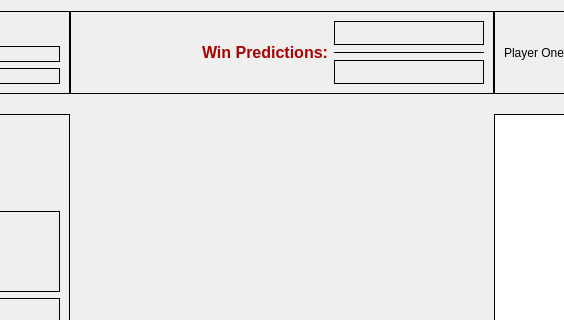
dartbois/DartsTheEndIsNighest, file audienceview.ui: the form before one commit; both pictures show x 367 to 931 and y 0 to 320 of the 1384 by 834 pixel window.
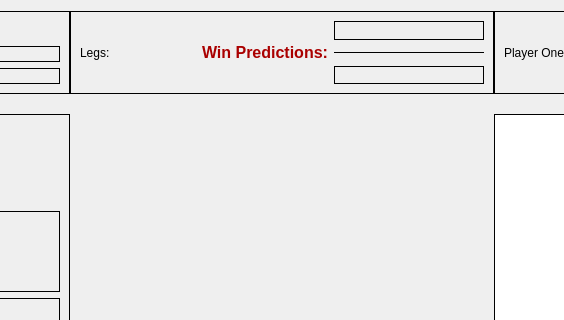
The form after the commit. Icons and pictures are not drawn. Custom widgets are drawn as their Qt base class.

Diff of the .ui file:
```diff
--- a/audienceview.ui
+++ b/audienceview.ui
@@ -64,45 +64,7 @@
       <enum>QFrame::Plain</enum>
      </property>
      <layout class="QGridLayout" name="gridLayout_3">
-      <item row="0" column="1">
-       <widget class="QLabel" name="PlayerOnePredictions">
-        <property name="minimumSize">
-         <size>
-          <width>150</width>
-          <height>0</height>
-         </size>
-        </property>
-        <property name="maximumSize">
-         <size>
-          <width>150</width>
-          <height>50</height>
-         </size>
-        </property>
-        <property name="frameShape">
-         <enum>QFrame::Box</enum>
-        </property>
-        <property name="text">
-         <string/>
-        </property>
-       </widget>
-      </item>
-      <item row="2" column="1">
-       <widget class="QLabel" name="PlayerTwoPredictions">
-        <property name="maximumSize">
-         <size>
-          <width>150</width>
-          <height>50</height>
-         </size>
-        </property>
-        <property name="frameShape">
-         <enum>QFrame::Box</enum>
-        </property>
-        <property name="text">
-         <string/>
-        </property>
-       </widget>
-      </item>
-      <item row="1" column="1">
+      <item row="1" column="3">
        <widget class="Line" name="line_5">
         <property name="maximumSize">
          <size>
@@ -121,7 +83,7 @@
         </property>
        </widget>
       </item>
-      <item row="0" column="0" rowspan="3" alignment="Qt::AlignRight">
+      <item row="0" column="2" rowspan="3" alignment="Qt::AlignRight">
        <widget class="QLabel" name="label">
         <property name="maximumSize">
          <size>
@@ -134,6 +96,58 @@
         </property>
        </widget>
       </item>
+      <item row="0" column="3">
+       <widget class="QLabel" name="PlayerOnePredictions">
+        <property name="minimumSize">
+         <size>
+          <width>150</width>
+          <height>0</height>
+         </size>
+        </property>
+        <property name="maximumSize">
+         <size>
+          <width>150</width>
+          <height>50</height>
+         </size>
+        </property>
+        <property name="frameShape">
+         <enum>QFrame::Box</enum>
+        </property>
+        <property name="text">
+         <string/>
+        </property>
+       </widget>
+      </item>
+      <item row="1" column="1">
+       <widget class="QLabel" name="label_3">
+        <property name="text">
+         <string/>
+        </property>
+       </widget>
+      </item>
+      <item row="2" column="3">
+       <widget class="QLabel" name="PlayerTwoPredictions">
+        <property name="maximumSize">
+         <size>
+          <width>150</width>
+          <height>50</height>
+         </size>
+        </property>
+        <property name="frameShape">
+         <enum>QFrame::Box</enum>
+        </property>
+        <property name="text">
+         <string/>
+        </property>
+       </widget>
+      </item>
+      <item row="1" column="0">
+       <widget class="QLabel" name="label_4">
+        <property name="text">
+         <string>Legs:</string>
+        </property>
+       </widget>
+      </item>
      </layout>
     </widget>
    </item>
```
